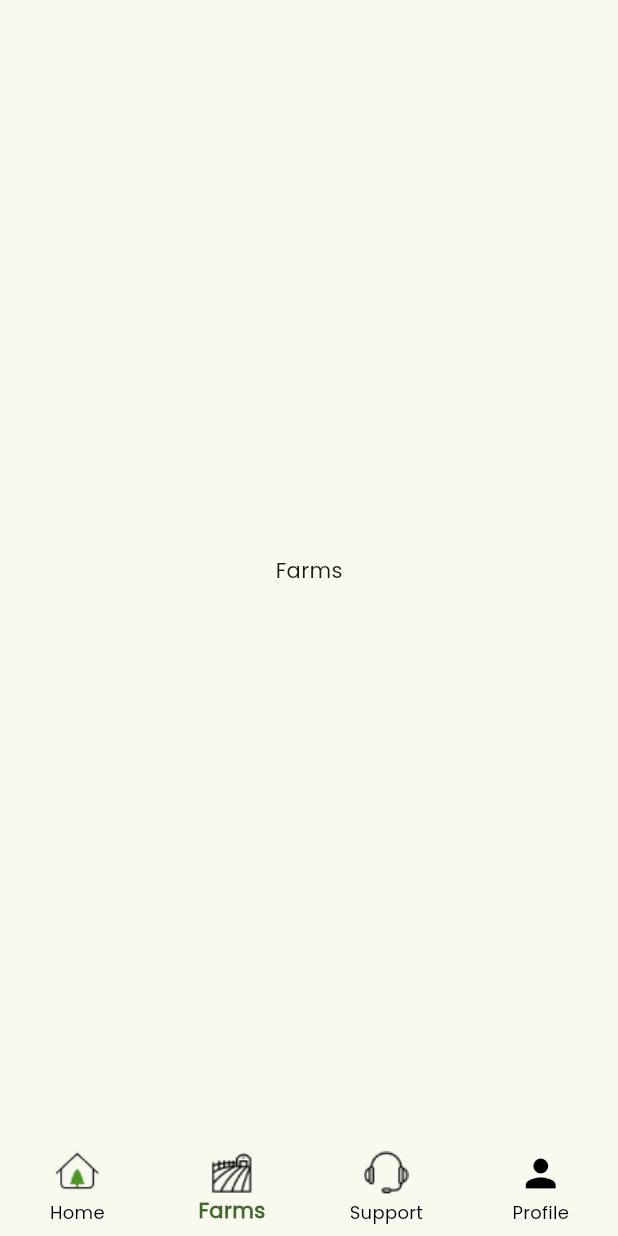
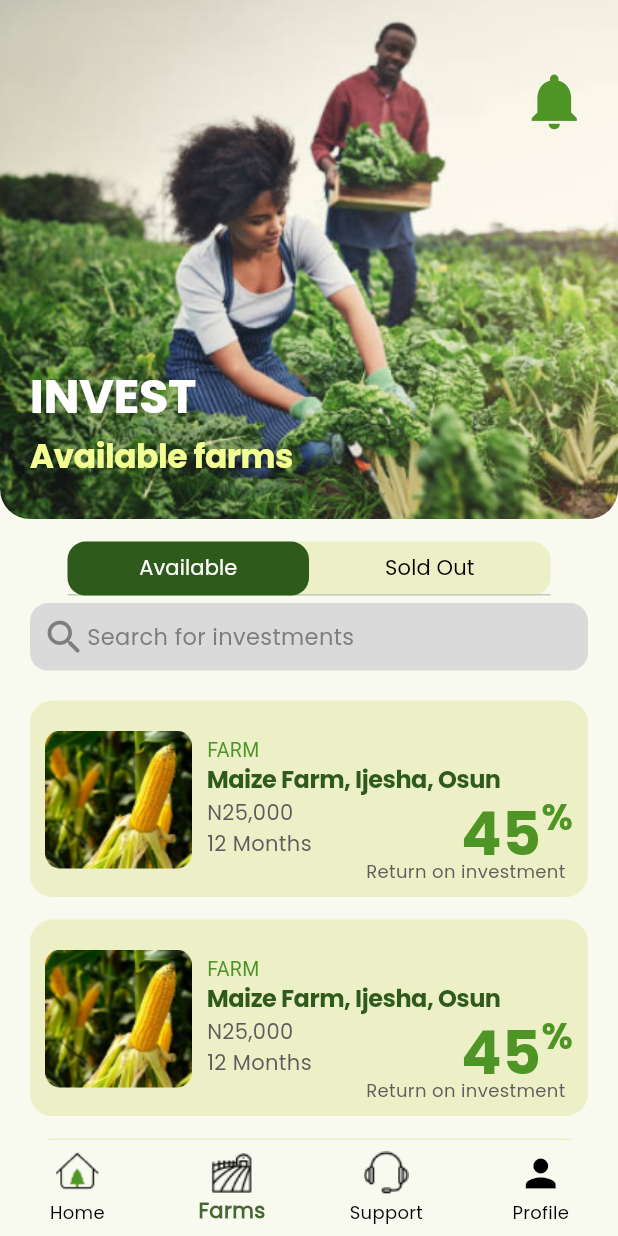
Before and after one commit to blvcksamurai/farmvest_x, a Flutter app: the screen it shows after launch, item 2 of the bottom bar chosen, on a phone screen of 412 x 824 dp. Run offline on Flutter 3.47's test engine with Material 2 defaults, Android fonts, the phone set to English and light mode, and no system bars; our stand-ins replace flutter_svg.

Commit message:
Farm screen

```diff
--- a/lib/screens/farms_screen.dart
+++ b/lib/screens/farms_screen.dart
@@ -1,12 +1,134 @@
-// ignore_for_file: prefer_const_constructors
+// ignore_for_file: prefer_const_constructors, prefer_const_literals_to_create_immutables
 
+import 'package:farmvest_x/widgets/tabBarFarms/available_tab.dart';
+import 'package:farmvest_x/widgets/tabBarFarms/sold_out_tab.dart';
 import 'package:flutter/material.dart';
 
-class FarmsScreen extends StatelessWidget {
+import '../utils/app_styles.dart';
+
+class FarmsScreen extends StatefulWidget {
   const FarmsScreen({super.key});
 
   @override
+  State<FarmsScreen> createState() => _FarmsScreenState();
+}
+
+class _FarmsScreenState extends State<FarmsScreen>
+    with TickerProviderStateMixin {
+  late TabController tabController;
+
+  @override
+  void initState() {
+    tabController = TabController(length: 2, vsync: this);
+    super.initState();
+  }
+
+  @override
+  void dispose() {
+    tabController.dispose();
+    super.dispose();
+  }
+
+  @override
   Widget build(BuildContext context) {
-    return Center(child: Text('Farms'));
+    return Scaffold(
+      body: Column(
+        children: [
+          Stack(
+            children: [
+              Container(
+                height: MediaQuery.of(context).size.height * 0.42,
+                width: double.infinity,
+                decoration: BoxDecoration(
+                    image: DecorationImage(
+                      image: AssetImage('assets/images/status_bar_invest.png'),
+                      fit: BoxFit.cover,
+                    ),
+                    borderRadius: BorderRadius.only(
+                      bottomLeft: Radius.circular(20),
+                      bottomRight: Radius.circular(20),
+                    )),
+              ),
+              Positioned(
+                left: 20,
+                top: 240,
+                child: Column(
+                  children: [
+                    Text.rich(
+                      TextSpan(
+                        children: [
+                          TextSpan(
+                            text: 'INVEST\n',
+                            style: TextStyle(
+                              color: Colors.white,
+                              fontSize: 32,
+                              fontFamily: 'Poppins2',
+                              height: 0,
+                              letterSpacing: -0.33,
+                            ),
+                          ),
+                          TextSpan(
+                            text: 'Available farms',
+                            style: TextStyle(
+                              color: Color(0xFFF3FF93),
+                              fontSize: 22,
+                              fontFamily: 'Poppins2',
+                              height: 0,
+                              letterSpacing: -0.33,
+                            ),
+                          ),
+                        ],
+                      ),
+                    )
+                  ],
+                ),
+              ),
+              Positioned(
+                  right: 20,
+                  top: 45,
+                  child: Icon(
+                    Icons.notifications,
+                    size: 45,
+                    color: Styles.primaryColor,
+                  ))
+            ],
+          ),
+          Container(
+            margin: EdgeInsets.only(left: 40, right: 40, top: 10, bottom: 0),
+            child: Padding(
+              padding: EdgeInsets.all(5),
+              child: Container(
+                height: 36,
+                decoration: BoxDecoration(
+                    color: Styles.formColor,
+                    borderRadius: BorderRadius.circular(12)),
+                child: TabBar(
+                    controller: tabController,
+                    indicatorWeight: 2,
+                    indicatorSize: TabBarIndicatorSize.tab,
+                    labelColor: Colors.white,
+                    indicator: BoxDecoration(
+                        color: Styles.secondary,
+                        borderRadius: BorderRadius.circular(12)),
+                    unselectedLabelColor: Colors.black,
+                    tabs: [
+                      Tab(
+                        text: 'Available',
+                      ),
+                      Tab(
+                        text: 'Sold Out',
+                      )
+                    ]),
+              ),
+            ),
+          ),
+          Expanded(
+              child: TabBarView(controller: tabController, children: [
+            AvailableTab(),
+            SoldOutTab(),
+          ]))
+        ],
+      ),
+    );
   }
 }
--- a/lib/screens/fund_wallet.dart
+++ b/lib/screens/fund_wallet.dart
@@ -3,8 +3,6 @@
 import 'package:farmvest_x/widgets/custom_button.dart';
 import 'package:flutter/material.dart';
 import 'package:flutter/services.dart';
-import 'package:flutter_svg/flutter_svg.dart';
-
 import '../utils/app_styles.dart';
 import '../widgets/card_details_modal.dart';
 
--- /dev/null
+++ b/lib/widgets/custom_search_bar.dart
@@ -0,0 +1,39 @@
+// ignore_for_file: prefer_const_constructors, prefer_const_literals_to_create_immutables
+
+import 'package:flutter/material.dart';
+
+class CustomSearchBar extends StatelessWidget {
+  const CustomSearchBar({
+    super.key,
+  });
+
+  @override
+  Widget build(BuildContext context) {
+    return Container(
+        height: 45,
+        margin: EdgeInsets.only(left: 20, top: 0, right: 20, bottom: 20),
+        decoration: BoxDecoration(
+          color: Color(0xffdadada),
+          borderRadius: BorderRadius.circular(12),
+        ),
+        child: Padding(
+          padding: const EdgeInsets.all(8.0),
+          child: Row(
+            children: [
+              Icon(
+                Icons.search_rounded,
+                size: 30,
+                color: Color(0xff7e7e7e),
+              ),
+              Text(
+                'Search for investments',
+                style: TextStyle(
+                    color: Color(0xff7e7e7e),
+                    fontSize: 15,
+                    fontWeight: FontWeight.w500),
+              )
+            ],
+          ),
+        ));
+  }
+}
--- /dev/null
+++ b/lib/widgets/farm_inventory_card.dart
@@ -0,0 +1,156 @@
+// ignore_for_file: prefer_const_constructors, prefer_const_literals_to_create_immutables
+
+import 'dart:ui';
+
+import 'package:flutter/material.dart';
+
+import '../utils/app_styles.dart';
+
+class FarmInventoryCard extends StatelessWidget {
+  const FarmInventoryCard({
+    super.key,
+  });
+
+  @override
+  Widget build(BuildContext context) {
+    return Stack(
+      children: [
+        Container(
+          margin: EdgeInsets.only(left: 20, bottom: 15, top: 0, right: 20),
+          width: 390,
+          height: 131,
+          decoration: BoxDecoration(
+              color: Styles.formColor, borderRadius: BorderRadius.circular(15)),
+        ),
+        Positioned(
+          left: 30,
+          top: 20,
+          child: Row(
+            children: [
+              Container(
+                width: 98,
+                height: 92,
+                margin: EdgeInsets.fromLTRB(0, 0, 10, 0),
+                decoration: ShapeDecoration(
+                  image: DecorationImage(
+                    image: AssetImage('assets/images/maize.png'),
+                    fit: BoxFit.fill,
+                  ),
+                  shape: RoundedRectangleBorder(
+                    borderRadius: BorderRadius.circular(10),
+                  ),
+                ),
+              ),
+              Column(
+                crossAxisAlignment: CrossAxisAlignment.start,
+                children: [
+                  Text.rich(
+                    TextSpan(
+                      children: [
+                        TextSpan(
+                          text: 'FARM\n',
+                          style: TextStyle(
+                            color: Styles.primaryColor,
+                            fontSize: 13,
+                            height: 0,
+                          ),
+                        ),
+                        TextSpan(
+                          text: 'Maize Farm, Ijesha, Osun',
+                          style: TextStyle(
+                            color: Styles.secondary,
+                            fontSize: 16,
+                            fontFamily: 'Poppins2',
+                            height: 0,
+                            letterSpacing: -0.33,
+                          ),
+                        ),
+                      ],
+                    ),
+                  ),
+                  Row(
+                    crossAxisAlignment: CrossAxisAlignment.start,
+                    children: [
+                      Text.rich(
+                        TextSpan(children: [
+                          TextSpan(
+                            text: 'N25,000\n',
+                            style: TextStyle(
+                              color: Color(0xFF5D5D5D),
+                              fontSize: 14,
+                              fontFamily: 'Poppins',
+                              fontWeight: FontWeight.w400,
+                              height: 0,
+                            ),
+                          ),
+                          TextSpan(
+                            text: '12 Months',
+                            style: TextStyle(
+                              color: Color(0xFF5D5D5D),
+                              fontSize: 14,
+                              fontFamily: 'Poppins',
+                              fontWeight: FontWeight.w400,
+                              height: 0,
+                            ),
+                          ),
+                        ]),
+                      ),
+                    ],
+                  )
+                ],
+              ),
+            ],
+          ),
+        ),
+        Positioned(
+            right: 30,
+            top: 60,
+            child: Stack(
+              children: [
+                Container(
+                  color: Colors.transparent,
+                  height: 70,
+                  width: 150,
+                ),
+                Positioned(
+                  right: 0,
+                  child: Wrap(
+                    direction: Axis.horizontal,
+                    children: [
+                      Text(
+                        '45',
+                        style: TextStyle(
+                          color: Styles.primaryColor,
+                          fontSize: 40,
+                          fontFamily: 'Poppins2',
+                        ),
+                      ),
+                      Text(
+                        '%',
+                        style: TextStyle(
+                            fontSize: 24,
+                            color: Styles.primaryColor,
+                            fontFamily: 'Poppins2',
+                            fontFeatures: [FontFeature.subscripts()]),
+                      )
+                    ],
+                  ),
+                ),
+                Positioned(
+                    right: 5,
+                    top: 45,
+                    child: Text(
+                      'Return on investment',
+                      style: TextStyle(
+                        color: Color(0xFF5D5D5D),
+                        fontSize: 12,
+                        fontWeight: FontWeight.w400,
+                        height: 0,
+                      ),
+                    ))
+              ],
+            ))
+      ],
+    );
+  }
+}
--- /dev/null
+++ b/lib/widgets/tabBarFarms/available_tab.dart
@@ -0,0 +1,23 @@
+// ignore_for_file: prefer_const_literals_to_create_immutables, prefer_const_constructors
+
+import 'package:flutter/material.dart';
+
+import '../custom_search_bar.dart';
+import '../farm_inventory_card.dart';
+
+class AvailableTab extends StatelessWidget {
+  const AvailableTab({super.key});
+
+  @override
+  Widget build(BuildContext context) {
+    return ListView(
+      children: [
+        CustomSearchBar(),
+        FarmInventoryCard(),
+        FarmInventoryCard(),
+        FarmInventoryCard(),
+        SizedBox(height: 40)
+      ],
+    );
+  }
+}
--- /dev/null
+++ b/lib/widgets/tabBarFarms/sold_out_tab.dart
@@ -0,0 +1,20 @@
+// ignore_for_file: prefer_const_literals_to_create_immutables, prefer_const_constructors
+
+import 'package:flutter/material.dart';
+
+import '../farm_inventory_card.dart';
+
+class SoldOutTab extends StatelessWidget {
+  const SoldOutTab({super.key});
+
+  @override
+  Widget build(BuildContext context) {
+    return ListView(
+      children: [
+        FarmInventoryCard(),
+        FarmInventoryCard(),
+        SizedBox(height: 60)
+      ],
+    );
+  }
+}
```
